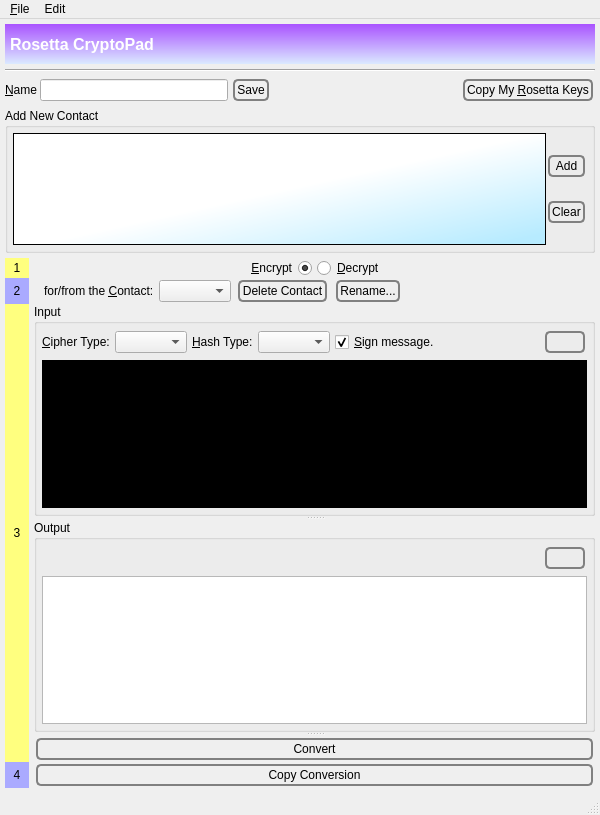
First picture: the form in branches/trunk/GoldBug-UI/spot-on-rosetta.ui, repository textbrowser/spot-on, before the edit.
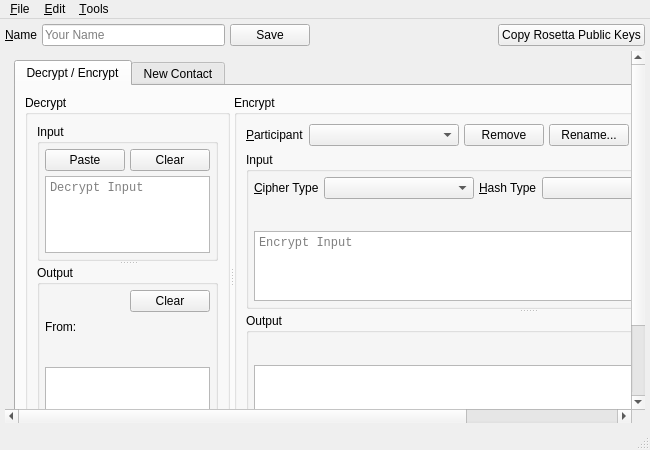
Second picture: the form after the edit. Icons and pictures are not drawn.

The edit to the form file:
```diff
--- a/branches/trunk/GoldBug-UI/spot-on-rosetta.ui
+++ b/branches/trunk/GoldBug-UI/spot-on-rosetta.ui
@@ -6,8 +6,8 @@
    <rect>
     <x>0</x>
     <y>0</y>
-    <width>600</width>
-    <height>815</height>
+    <width>650</width>
+    <height>450</height>
    </rect>
   </property>
   <property name="windowTitle">
@@ -25,54 +25,19 @@
     <property name="margin">
      <number>5</number>
     </property>
-    <item>
-     <widget class="QLabel" name="label_9">
-      <property name="minimumSize">
-       <size>
-        <width>0</width>
-        <height>40</height>
-       </size>
-      </property>
-      <property name="font">
-       <font>
-        <pointsize>12</pointsize>
-        <weight>75</weight>
-        <bold>true</bold>
-       </font>
-      </property>
-      <property name="autoFillBackground">
-       <bool>false</bool>
-      </property>
-      <property name="styleSheet">
-       <string notr="true">background-color: qlineargradient(spread:reflect, x1:0.023, y1:0.988636, x2:0.028, y2:0.011, stop:0 rgba(218, 232, 255, 255), stop:1 rgba(170, 85, 255, 255));
-
-color: rgb(255, 255, 255);
-
-
-</string>
-      </property>
-      <property name="text">
-       <string>Rosetta CryptoPad</string>
-      </property>
-      <property name="margin">
-       <number>0</number>
-      </property>
-      <property name="indent">
+    <property name="topMargin">
+     <number>5</number>
+    </property>
+    <property name="rightMargin">
+     <number>5</number>
+    </property>
+    <property name="bottomMargin">
        <number>5</number>
       </property>
-     </widget>
-    </item>
-    <item>
-     <widget class="Line" name="line">
-      <property name="orientation">
-       <enum>Qt::Horizontal</enum>
-      </property>
-     </widget>
-    </item>
     <item>
      <layout class="QHBoxLayout" name="horizontalLayout_7">
       <property name="spacing">
-       <number>3</number>
+       <number>5</number>
       </property>
       <item>
        <widget class="QLabel" name="label_4">
@@ -85,31 +50,14 @@
        </widget>
       </item>
       <item>
-       <widget class="QLineEdit" name="name"/>
+       <widget class="QLineEdit" name="name">
+        <property name="placeholderText">
+         <string>Your Name</string>
+        </property>
+       </widget>
       </item>
       <item>
        <widget class="QPushButton" name="save">
-        <property name="styleSheet">
-         <string notr="true">QPushButton {
- border: 2px solid gray;
- background-color: qlineargradient(x1: 0, y1: 0, x2: 0, y2: 1,
-                                   stop: 0 #E0E0E0, stop: 1 #FFFFFF);
- border-radius: 5px;
- margin: 2px;
- padding: 2px;
- }
-
-
-QPushButton:hover { 
-background-color: qlineargradient(x1: 0, y1: 0, x2: 0, y2: 1,
-                                   stop: 0 rgb(254,229,172), stop: 1 #FFFFFF);
-background-position: top center; }
-
-QPushButton:pressed {
-     background-color: darkgray;
-     border-style: inset;
- } </string>
-        </property>
         <property name="text">
          <string>Save</string>
         </property>
@@ -122,7 +70,7 @@
         </property>
         <property name="sizeHint" stdset="0">
          <size>
-          <width>10</width>
+          <width>40</width>
           <height>20</height>
          </size>
         </property>
@@ -130,38 +78,62 @@
       </item>
       <item>
        <widget class="QPushButton" name="copy">
-        <property name="styleSheet">
-         <string notr="true">QPushButton {
- border: 2px solid gray;
- background-color: qlineargradient(x1: 0, y1: 0, x2: 0, y2: 1,
-                                   stop: 0 #E0E0E0, stop: 1 #FFFFFF);
- border-radius: 5px;
- margin: 2px;
- padding: 2px;
- }
-
-
-QPushButton:hover { 
-background-color: qlineargradient(x1: 0, y1: 0, x2: 0, y2: 1,
-                                   stop: 0 rgb(254,229,172), stop: 1 #FFFFFF);
-background-position: top center; }
-
-QPushButton:pressed {
-     background-color: darkgray;
-     border-style: inset;
- } </string>
+        <property name="toolTip">
+         <string>Copy your public key pairs to the clipboard buffer.</string>
         </property>
         <property name="text">
-         <string>Copy My &amp;Rosetta Keys</string>
+         <string>Copy Rosetta Public Keys</string>
         </property>
        </widget>
       </item>
      </layout>
     </item>
     <item>
+     <widget class="QScrollArea" name="scrollArea">
+      <property name="frameShape">
+       <enum>QFrame::NoFrame</enum>
+      </property>
+      <property name="widgetResizable">
+       <bool>true</bool>
+      </property>
+      <widget class="QWidget" name="scrollAreaWidgetContents">
+       <property name="geometry">
+        <rect>
+         <x>0</x>
+         <y>0</y>
+         <width>888</width>
+         <height>562</height>
+        </rect>
+       </property>
+       <layout class="QVBoxLayout" name="verticalLayout_5">
+        <item>
+         <widget class="QTabWidget" name="tabWidget">
+          <property name="currentIndex">
+           <number>0</number>
+          </property>
+          <widget class="QWidget" name="tab">
+           <attribute name="title">
+            <string>Decrypt / Encrypt</string>
+           </attribute>
+           <layout class="QVBoxLayout" name="verticalLayout_10">
+            <item>
+             <widget class="QSplitter" name="mainHorizontalSplitter">
+              <property name="orientation">
+               <enum>Qt::Horizontal</enum>
+              </property>
+              <widget class="QGroupBox" name="groupBox_5">
+               <property name="title">
+                <string>Decrypt</string>
+               </property>
+               <layout class="QVBoxLayout" name="verticalLayout_8">
+                <item>
+                 <widget class="QSplitter" name="decryptSplitter">
+                  <property name="orientation">
+                   <enum>Qt::Vertical</enum>
+                  </property>
      <widget class="QGroupBox" name="groupBox_3">
       <property name="title">
-       <string>Add New Contact</string>
+                    <string>Input</string>
       </property>
       <layout class="QVBoxLayout" name="verticalLayout_4">
        <property name="spacing">
@@ -173,265 +145,190 @@
        <item>
         <layout class="QHBoxLayout" name="horizontalLayout_3">
          <property name="spacing">
-          <number>0</number>
-         </property>
-         <property name="topMargin">
-          <number>0</number>
-         </property>
+                       <number>5</number>
+                      </property>
+                      <item>
+                       <spacer name="horizontalSpacer_3">
+                        <property name="orientation">
+                         <enum>Qt::Horizontal</enum>
+                        </property>
+                        <property name="sizeHint" stdset="0">
+                         <size>
+                          <width>40</width>
+                          <height>20</height>
+                         </size>
+                        </property>
+                       </spacer>
+                      </item>
          <item>
-          <widget class="QTextEdit" name="newContact">
+                       <widget class="QPushButton" name="decryptPaste">
+                        <property name="text">
+                         <string>Paste</string>
+                        </property>
+                       </widget>
+                      </item>
+                      <item>
+                       <widget class="QPushButton" name="decryptReset">
+                        <property name="text">
+                         <string>Clear</string>
+                        </property>
+                       </widget>
+                      </item>
+                     </layout>
+                    </item>
+                    <item>
+                     <widget class="QTextEdit" name="inputDecrypt">
            <property name="font">
             <font>
              <family>Monospace</family>
             </font>
            </property>
-           <property name="styleSheet">
-            <string notr="true">background-color: qlineargradient(spread:pad, x1:0.968, y1:0.932, x2:0.513, y2:0.5, stop:0 rgba(183, 235, 255, 255), stop:1 rgba(255, 255, 255, 255)); </string>
-           </property>
            <property name="tabChangesFocus">
             <bool>true</bool>
            </property>
-          </widget>
-         </item>
-         <item>
-          <layout class="QHBoxLayout" name="horizontalLayout_8">
-           <property name="spacing">
-            <number>0</number>
-           </property>
-           <item>
-            <layout class="QVBoxLayout" name="verticalLayout_5">
+                      <property name="placeholderText">
+                       <string>Decrypt Input</string>
+                      </property>
+                     </widget>
+                    </item>
+                   </layout>
+                  </widget>
+                  <widget class="QGroupBox" name="groupBox_4">
+                   <property name="title">
+                    <string>Output</string>
+                   </property>
+                   <layout class="QVBoxLayout" name="verticalLayout_7">
              <property name="spacing">
-              <number>0</number>
+                     <number>5</number>
+                    </property>
+                    <property name="leftMargin">
+                     <number>5</number>
              </property>
              <property name="topMargin">
-              <number>0</number>
+                     <number>5</number>
              </property>
              <property name="rightMargin">
-              <number>0</number>
-             </property>
-             <item>
-              <widget class="QPushButton" name="add">
-               <property name="styleSheet">
-                <string notr="true">QPushButton {
- border: 2px solid gray;
- background-color: qlineargradient(x1: 0, y1: 0, x2: 0, y2: 1,
-                                   stop: 0 #E0E0E0, stop: 1 #FFFFFF);
- border-radius: 5px;
- margin: 2px;
- padding: 2px;
- }
-
-
-QPushButton:hover { 
-background-color: qlineargradient(x1: 0, y1: 0, x2: 0, y2: 1,
-                                   stop: 0 rgb(254,229,172), stop: 1 #FFFFFF);
-background-position: top center; }
-
-QPushButton:pressed {
-     background-color: darkgray;
-     border-style: inset;
- } </string>
-               </property>
-               <property name="text">
-                <string>Add</string>
-               </property>
-               <property name="icon">
-                <iconset resource="../Icons/icons.qrc">
-                 <normaloff>:/nuvola/add.png</normaloff>:/nuvola/add.png</iconset>
-               </property>
-              </widget>
-             </item>
+                     <number>5</number>
+                    </property>
+                    <property name="bottomMargin">
+                     <number>5</number>
+                    </property>
              <item>
-              <widget class="QPushButton" name="clearContact">
-               <property name="styleSheet">
-                <string notr="true">QPushButton {
- border: 2px solid gray;
- background-color: qlineargradient(x1: 0, y1: 0, x2: 0, y2: 1,
-                                   stop: 0 #E0E0E0, stop: 1 #FFFFFF);
- border-radius: 5px;
- margin: 2px;
- padding: 2px;
- }
-
-
-QPushButton:hover { 
-background-color: qlineargradient(x1: 0, y1: 0, x2: 0, y2: 1,
-                                   stop: 0 rgb(254,229,172), stop: 1 #FFFFFF);
-background-position: top center; }
-
-QPushButton:pressed {
-     background-color: darkgray;
-     border-style: inset;
- } </string>
-               </property>
-               <property name="text">
-                <string>Clear</string>
-               </property>
-               <property name="icon">
-                <iconset resource="../Icons/icons.qrc">
-                 <normaloff>:/nuvola/empty-trash.png</normaloff>:/nuvola/empty-trash.png</iconset>
-               </property>
-              </widget>
-             </item>
-            </layout>
-           </item>
-          </layout>
-         </item>
-        </layout>
-       </item>
-      </layout>
-     </widget>
-    </item>
+                     <layout class="QHBoxLayout" name="horizontalLayout_9">
+                      <property name="spacing">
+                       <number>5</number>
+                      </property>
     <item>
-     <layout class="QFormLayout" name="formLayout">
-      <property name="fieldGrowthPolicy">
-       <enum>QFormLayout::AllNonFixedFieldsGrow</enum>
-      </property>
-      <property name="verticalSpacing">
-       <number>0</number>
-      </property>
-      <property name="topMargin">
-       <number>0</number>
-      </property>
-      <item row="0" column="0">
-       <widget class="QLabel" name="label_6">
-        <property name="sizePolicy">
-         <sizepolicy hsizetype="Expanding" vsizetype="Expanding">
-          <horstretch>0</horstretch>
-          <verstretch>0</verstretch>
-         </sizepolicy>
-        </property>
-        <property name="minimumSize">
+                       <spacer name="horizontalSpacer_10">
+                        <property name="orientation">
+                         <enum>Qt::Horizontal</enum>
+                        </property>
+                        <property name="sizeHint" stdset="0">
          <size>
-          <width>24</width>
-          <height>0</height>
-         </size>
-        </property>
-        <property name="styleSheet">
-         <string notr="true">background-color: rgb(255, 255, 127);</string>
-        </property>
-        <property name="text">
-         <string>1</string>
-        </property>
-        <property name="alignment">
-         <set>Qt::AlignCenter</set>
-        </property>
-       </widget>
-      </item>
-      <item row="0" column="1">
-       <layout class="QHBoxLayout" name="horizontalLayout_5">
-        <property name="spacing">
-         <number>5</number>
-        </property>
+                          <width>40</width>
+                          <height>20</height>
+                         </size>
+                        </property>
+                       </spacer>
+                      </item>
         <item>
-         <widget class="QRadioButton" name="encrypt">
-          <property name="layoutDirection">
-           <enum>Qt::RightToLeft</enum>
-          </property>
+                       <widget class="QPushButton" name="decryptClear">
           <property name="text">
-           <string>&amp;Encrypt</string>
-          </property>
-          <property name="checked">
-           <bool>true</bool>
-          </property>
-         </widget>
-        </item>
-        <item>
-         <widget class="QRadioButton" name="decrypt">
-          <property name="text">
-           <string>&amp;Decrypt</string>
+                         <string>Clear</string>
           </property>
          </widget>
         </item>
        </layout>
       </item>
-      <item row="3" column="0">
+                    <item>
+                     <layout class="QHBoxLayout" name="horizontalLayout_10">
+                      <item>
        <widget class="QLabel" name="label_5">
-        <property name="sizePolicy">
-         <sizepolicy hsizetype="Expanding" vsizetype="Expanding">
-          <horstretch>0</horstretch>
-          <verstretch>0</verstretch>
-         </sizepolicy>
-        </property>
-        <property name="minimumSize">
-         <size>
-          <width>24</width>
-          <height>0</height>
-         </size>
-        </property>
-        <property name="styleSheet">
-         <string notr="true">background-color: rgb(170, 170, 255);</string>
-        </property>
         <property name="text">
-         <string>4</string>
-        </property>
-        <property name="alignment">
-         <set>Qt::AlignCenter</set>
-        </property>
-       </widget>
-      </item>
-      <item row="1" column="0">
-       <widget class="QLabel" name="label_7">
-        <property name="sizePolicy">
-         <sizepolicy hsizetype="Expanding" vsizetype="Expanding">
-          <horstretch>0</horstretch>
-          <verstretch>0</verstretch>
-         </sizepolicy>
-        </property>
-        <property name="minimumSize">
+                         <string>From:</string>
+                        </property>
+                       </widget>
+                      </item>
+                      <item>
+                       <widget class="QLabel" name="from">
+                        <property name="wordWrap">
+                         <bool>true</bool>
+                        </property>
+                        <property name="textInteractionFlags">
+                         <set>Qt::LinksAccessibleByMouse|Qt::TextSelectableByKeyboard|Qt::TextSelectableByMouse</set>
+                        </property>
+                       </widget>
+                      </item>
+                      <item>
+                       <spacer name="horizontalSpacer_11">
+                        <property name="orientation">
+                         <enum>Qt::Horizontal</enum>
+                        </property>
+                        <property name="sizeHint" stdset="0">
          <size>
-          <width>24</width>
-          <height>0</height>
-         </size>
-        </property>
-        <property name="styleSheet">
-         <string notr="true">background-color: rgb(170, 170, 255);</string>
-        </property>
-        <property name="text">
-         <string>2</string>
-        </property>
-        <property name="alignment">
-         <set>Qt::AlignCenter</set>
-        </property>
-       </widget>
-      </item>
-      <item row="2" column="0">
-       <widget class="QLabel" name="label_8">
-        <property name="sizePolicy">
-         <sizepolicy hsizetype="Expanding" vsizetype="Expanding">
-          <horstretch>0</horstretch>
-          <verstretch>0</verstretch>
-         </sizepolicy>
-        </property>
-        <property name="minimumSize">
+                          <width>40</width>
+                          <height>20</height>
+                         </size>
+                        </property>
+                       </spacer>
+                      </item>
+                     </layout>
+                    </item>
+                    <item>
+                     <layout class="QHBoxLayout" name="horizontalLayout_11">
+                      <item>
+                       <widget class="QLabel" name="signedMessage"/>
+                      </item>
+                      <item>
+                       <spacer name="horizontalSpacer_12">
+                        <property name="orientation">
+                         <enum>Qt::Horizontal</enum>
+                        </property>
+                        <property name="sizeHint" stdset="0">
          <size>
-          <width>24</width>
-          <height>0</height>
-         </size>
-        </property>
-        <property name="styleSheet">
-         <string notr="true">background-color: rgb(255, 255, 127);</string>
-        </property>
-        <property name="text">
-         <string>3</string>
-        </property>
-        <property name="alignment">
-         <set>Qt::AlignCenter</set>
+                          <width>40</width>
+                          <height>20</height>
+                         </size>
+                        </property>
+                       </spacer>
+                      </item>
+                     </layout>
+                    </item>
+                    <item>
+                     <widget class="QTextBrowser" name="outputDecrypt">
+                      <property name="font">
+                       <font>
+                        <family>Monospace</family>
+                       </font>
+                      </property>
+                      <property name="tabChangesFocus">
+                       <bool>true</bool>
+                      </property>
+                      <property name="openLinks">
+                       <bool>false</bool>
         </property>
        </widget>
       </item>
-      <item row="1" column="1">
-       <layout class="QHBoxLayout" name="horizontalLayout">
+                   </layout>
+                  </widget>
+                 </widget>
+                </item>
+               </layout>
+              </widget>
+              <widget class="QGroupBox" name="groupBox_6">
+               <property name="title">
+                <string>Encrypt</string>
+               </property>
+               <layout class="QVBoxLayout" name="verticalLayout_9">
+                <item>
+                 <layout class="QHBoxLayout" name="horizontalLayout_5">
         <property name="spacing">
          <number>5</number>
         </property>
-        <property name="leftMargin">
-         <number>10</number>
-        </property>
         <item>
          <widget class="QLabel" name="label">
           <property name="text">
-           <string>for/from the &amp;Contact:</string>
+                     <string>&amp;Participant</string>
           </property>
           <property name="buddy">
            <cstring>contacts</cstring>
@@ -443,72 +340,33 @@
           <property name="sizeAdjustPolicy">
            <enum>QComboBox::AdjustToContents</enum>
           </property>
+                    <property name="minimumContentsLength">
+                     <number>15</number>
+                    </property>
          </widget>
         </item>
         <item>
          <widget class="QPushButton" name="deleteContact">
-          <property name="styleSheet">
-           <string notr="true">QPushButton {
- border: 2px solid gray;
- background-color: qlineargradient(x1: 0, y1: 0, x2: 0, y2: 1,
-                                   stop: 0 #E0E0E0, stop: 1 #FFFFFF);
- border-radius: 5px;
- margin: 2px;
- padding: 2px;
- }
-
-
-QPushButton:hover { 
-background-color: qlineargradient(x1: 0, y1: 0, x2: 0, y2: 1,
-                                   stop: 0 rgb(254,229,172), stop: 1 #FFFFFF);
-background-position: top center; }
-
-QPushButton:pressed {
-     background-color: darkgray;
-     border-style: inset;
- } </string>
-          </property>
           <property name="text">
-           <string>Delete Contact</string>
+                     <string>Remove</string>
           </property>
          </widget>
         </item>
         <item>
          <widget class="QPushButton" name="rename">
-          <property name="styleSheet">
-           <string notr="true">QPushButton {
- border: 2px solid gray;
- background-color: qlineargradient(x1: 0, y1: 0, x2: 0, y2: 1,
-                                   stop: 0 #E0E0E0, stop: 1 #FFFFFF);
- border-radius: 5px;
- margin: 2px;
- padding: 2px;
- }
-
-
-QPushButton:hover { 
-background-color: qlineargradient(x1: 0, y1: 0, x2: 0, y2: 1,
-                                   stop: 0 rgb(254,229,172), stop: 1 #FFFFFF);
-background-position: top center; }
-
-QPushButton:pressed {
-     background-color: darkgray;
-     border-style: inset;
- } </string>
-          </property>
           <property name="text">
            <string>Rename...</string>
           </property>
          </widget>
         </item>
         <item>
-         <spacer name="horizontalSpacer">
+                   <spacer name="horizontalSpacer_5">
           <property name="orientation">
            <enum>Qt::Horizontal</enum>
           </property>
           <property name="sizeHint" stdset="0">
            <size>
-            <width>10</width>
+                      <width>40</width>
             <height>20</height>
            </size>
           </property>
@@ -516,8 +374,8 @@
         </item>
        </layout>
       </item>
-      <item row="2" column="1">
-       <widget class="QSplitter" name="splitter">
+                <item>
+                 <widget class="QSplitter" name="encryptSplitter">
         <property name="orientation">
          <enum>Qt::Vertical</enum>
         </property>
@@ -543,7 +401,7 @@
             <item>
              <widget class="QLabel" name="label_2">
               <property name="text">
-               <string>&amp;Cipher Type:</string>
+                         <string>&amp;Cipher Type</string>
               </property>
               <property name="buddy">
                <cstring>cipher</cstring>
@@ -555,12 +413,15 @@
               <property name="sizeAdjustPolicy">
                <enum>QComboBox::AdjustToContents</enum>
               </property>
+                        <property name="minimumContentsLength">
+                         <number>15</number>
+                        </property>
              </widget>
             </item>
             <item>
              <widget class="QLabel" name="label_3">
               <property name="text">
-               <string>&amp;Hash Type:</string>
+                         <string>&amp;Hash Type</string>
               </property>
               <property name="buddy">
                <cstring>hash</cstring>
@@ -572,6 +433,9 @@
               <property name="sizeAdjustPolicy">
                <enum>QComboBox::AdjustToContents</enum>
               </property>
+                        <property name="minimumContentsLength">
+                         <number>15</number>
+                        </property>
              </widget>
             </item>
             <item>
@@ -603,49 +467,52 @@
               </property>
              </spacer>
             </item>
+                     </layout>
+                    </item>
+                    <item>
+                     <layout class="QHBoxLayout" name="horizontalLayout">
+                      <item>
+                       <spacer name="horizontalSpacer">
+                        <property name="orientation">
+                         <enum>Qt::Horizontal</enum>
+                        </property>
+                        <property name="sizeHint" stdset="0">
+                         <size>
+                          <width>40</width>
+                          <height>20</height>
+                         </size>
+                        </property>
+                       </spacer>
+                      </item>
+                      <item>
+                       <widget class="QPushButton" name="encryptPaste">
+                        <property name="text">
+                         <string>Paste</string>
+                        </property>
+                       </widget>
+                      </item>
             <item>
              <widget class="QPushButton" name="clearInput">
-              <property name="styleSheet">
-               <string notr="true">QPushButton {
- border: 2px solid gray;
- background-color: qlineargradient(x1: 0, y1: 0, x2: 0, y2: 1,
-                                   stop: 0 #E0E0E0, stop: 1 #FFFFFF);
- border-radius: 5px;
- margin: 2px;
- padding: 2px;
- }
-
-
-QPushButton:hover { 
-background-color: qlineargradient(x1: 0, y1: 0, x2: 0, y2: 1,
-                                   stop: 0 rgb(254,229,172), stop: 1 #FFFFFF);
-background-position: top center; }
-
-QPushButton:pressed {
-     background-color: darkgray;
-     border-style: inset;
- } </string>
-              </property>
               <property name="text">
-               <string/>
-              </property>
-              <property name="icon">
-               <iconset resource="../Icons/icons.qrc">
-                <normaloff>:/nuvola/empty-trash.png</normaloff>:/nuvola/empty-trash.png</iconset>
+                         <string>Reset</string>
               </property>
              </widget>
             </item>
            </layout>
           </item>
           <item>
-           <widget class="QTextEdit" name="input">
-            <property name="styleSheet">
-             <string notr="true">background-color: rgb(0, 0, 0);
-color: rgb(255, 255, 255);</string>
+                     <widget class="QTextEdit" name="inputEncrypt">
+                      <property name="font">
+                       <font>
+                        <family>Monospace</family>
+                       </font>
             </property>
             <property name="tabChangesFocus">
              <bool>true</bool>
             </property>
+                      <property name="placeholderText">
+                       <string>Encrypt Input</string>
+                      </property>
            </widget>
           </item>
          </layout>
@@ -673,7 +540,7 @@
               </property>
               <property name="sizeHint" stdset="0">
                <size>
-                <width>10</width>
+                          <width>40</width>
                 <height>20</height>
                </size>
               </property>
@@ -681,42 +548,19 @@
             </item>
             <item>
              <widget class="QPushButton" name="clearOutput">
-              <property name="styleSheet">
-               <string notr="true">QPushButton {
- border: 2px solid gray;
- background-color: qlineargradient(x1: 0, y1: 0, x2: 0, y2: 1,
-                                   stop: 0 #E0E0E0, stop: 1 #FFFFFF);
- border-radius: 5px;
- margin: 2px;
- padding: 2px;
- }
-
-
-QPushButton:hover { 
-background-color: qlineargradient(x1: 0, y1: 0, x2: 0, y2: 1,
-                                   stop: 0 rgb(254,229,172), stop: 1 #FFFFFF);
-background-position: top center; }
-
-QPushButton:pressed {
-     background-color: darkgray;
-     border-style: inset;
- } </string>
-              </property>
               <property name="text">
-               <string/>
-              </property>
-              <property name="icon">
-               <iconset resource="../Icons/icons.qrc">
-                <normaloff>:/nuvola/empty-trash.png</normaloff>:/nuvola/empty-trash.png</iconset>
+                         <string>Clear</string>
               </property>
              </widget>
             </item>
            </layout>
           </item>
           <item>
-           <widget class="QTextBrowser" name="output">
-            <property name="styleSheet">
-             <string notr="true"/>
+                     <widget class="QTextBrowser" name="outputEncrypt">
+                      <property name="font">
+                       <font>
+                        <family>Monospace</family>
+                       </font>
             </property>
             <property name="tabChangesFocus">
              <bool>true</bool>
@@ -725,34 +569,32 @@
           </item>
          </layout>
         </widget>
-        <widget class="QWidget" name="layoutWidget">
+                 </widget>
+                </item>
+               </layout>
+              </widget>
+             </widget>
+            </item>
+            <item>
          <layout class="QHBoxLayout" name="horizontalLayout_6">
           <property name="spacing">
            <number>5</number>
           </property>
+              <item>
+               <spacer name="horizontalSpacer_6">
+                <property name="orientation">
+                 <enum>Qt::Horizontal</enum>
+                </property>
+                <property name="sizeHint" stdset="0">
+                 <size>
+                  <width>40</width>
+                  <height>20</height>
+                 </size>
+                </property>
+               </spacer>
+              </item>
           <item>
            <widget class="QPushButton" name="convert">
-            <property name="styleSheet">
-             <string notr="true">QPushButton {
- border: 2px solid gray;
- background-color: qlineargradient(x1: 0, y1: 0, x2: 0, y2: 1,
-                                   stop: 0 #E0E0E0, stop: 1 #FFFFFF);
- border-radius: 5px;
- margin: 2px;
- padding: 2px;
- }
-
-
-QPushButton:hover { 
-background-color: qlineargradient(x1: 0, y1: 0, x2: 0, y2: 1,
-                                   stop: 0 rgb(254,229,172), stop: 1 #FFFFFF);
-background-position: top center; }
-
-QPushButton:pressed {
-     background-color: darkgray;
-     border-style: inset;
- } </string>
-            </property>
             <property name="text">
              <string>Convert</string>
             </property>
@@ -763,42 +605,83 @@
            </widget>
           </item>
          </layout>
-        </widget>
-       </widget>
-      </item>
-      <item row="3" column="1">
-       <widget class="QPushButton" name="copyConverted">
-        <property name="styleSheet">
-         <string notr="true">QPushButton {
- border: 2px solid gray;
- background-color: qlineargradient(x1: 0, y1: 0, x2: 0, y2: 1,
-                                   stop: 0 #E0E0E0, stop: 1 #FFFFFF);
- border-radius: 5px;
- margin: 2px;
- padding: 2px;
- }
-
-
-QPushButton:hover { 
-background-color: qlineargradient(x1: 0, y1: 0, x2: 0, y2: 1,
-                                   stop: 0 rgb(254,229,172), stop: 1 #FFFFFF);
-background-position: top center; }
-
-QPushButton:pressed {
-     background-color: darkgray;
-     border-style: inset;
- } </string>
-        </property>
+            </item>
+           </layout>
+          </widget>
+          <widget class="QWidget" name="tab_2">
+           <attribute name="title">
+            <string>New Contact</string>
+           </attribute>
+           <layout class="QVBoxLayout" name="verticalLayout_6">
+            <item>
+             <widget class="QTextEdit" name="newContact">
+              <property name="font">
+               <font>
+                <family>Monospace</family>
+               </font>
+              </property>
+              <property name="tabChangesFocus">
+               <bool>true</bool>
+              </property>
+              <property name="placeholderText">
+               <string>Contact Bundle</string>
+              </property>
+             </widget>
+            </item>
+            <item>
+             <layout class="QHBoxLayout" name="horizontalLayout_8">
+              <property name="spacing">
+               <number>5</number>
+              </property>
+              <item>
+               <spacer name="horizontalSpacer_9">
+                <property name="orientation">
+                 <enum>Qt::Horizontal</enum>
+                </property>
+                <property name="sizeHint" stdset="0">
+                 <size>
+                  <width>40</width>
+                  <height>20</height>
+                 </size>
+                </property>
+               </spacer>
+              </item>
+              <item>
+               <widget class="QPushButton" name="add">
         <property name="text">
-         <string>Copy Conversion</string>
-        </property>
-        <property name="icon">
-         <iconset resource="../Icons/icons.qrc">
-          <normaloff>:/nuvola/copy.png</normaloff>:/nuvola/copy.png</iconset>
+                 <string>Add</string>
+                </property>
+               </widget>
+              </item>
+              <item>
+               <widget class="QPushButton" name="clearContact">
+                <property name="text">
+                 <string>Clear</string>
         </property>
        </widget>
       </item>
-     </layout>
+              <item>
+               <spacer name="horizontalSpacer_8">
+                <property name="orientation">
+                 <enum>Qt::Horizontal</enum>
+                </property>
+                <property name="sizeHint" stdset="0">
+                 <size>
+                  <width>40</width>
+                  <height>20</height>
+                 </size>
+                </property>
+               </spacer>
+              </item>
+             </layout>
+            </item>
+           </layout>
+          </widget>
+         </widget>
+        </item>
+       </layout>
+      </widget>
+     </widget>
     </item>
    </layout>
   </widget>
@@ -807,8 +690,8 @@
     <rect>
      <x>0</x>
      <y>0</y>
-     <width>600</width>
-     <height>31</height>
+     <width>650</width>
+     <height>30</height>
     </rect>
    </property>
    <widget class="QMenu" name="menu_File">
@@ -817,15 +700,22 @@
     </property>
     <addaction name="action_Close"/>
    </widget>
-   <widget class="QMenu" name="menuEdit">
+   <widget class="QMenu" name="menu_Edit">
     <property name="title">
-     <string>Edit</string>
+     <string>&amp;Edit</string>
     </property>
     <addaction name="action_Copy"/>
     <addaction name="action_Paste"/>
    </widget>
+   <widget class="QMenu" name="menu_Tools">
+    <property name="title">
+     <string>&amp;Tools</string>
+    </property>
+    <addaction name="action_Import_PGP_Keys"/>
+   </widget>
    <addaction name="menu_File"/>
-   <addaction name="menuEdit"/>
+   <addaction name="menu_Edit"/>
+   <addaction name="menu_Tools"/>
   </widget>
   <widget class="QStatusBar" name="statusbar"/>
   <action name="action_Close">
```
Left out of the diff: 116 changed lines with no effect on the pictures. Lines whose indentation alone changed are shown as unchanged.
